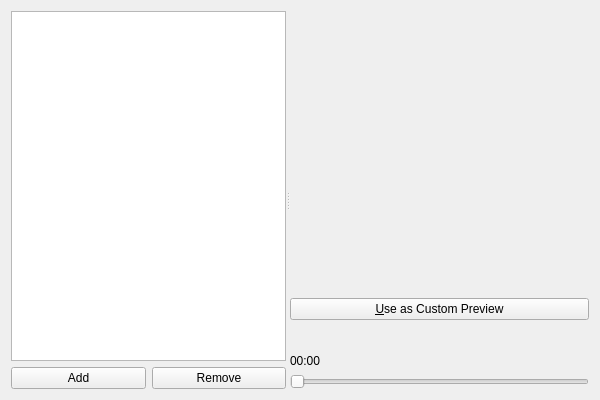
google-code-export/kmediafactory, file plugins/video/chapters.ui: the form before one commit.
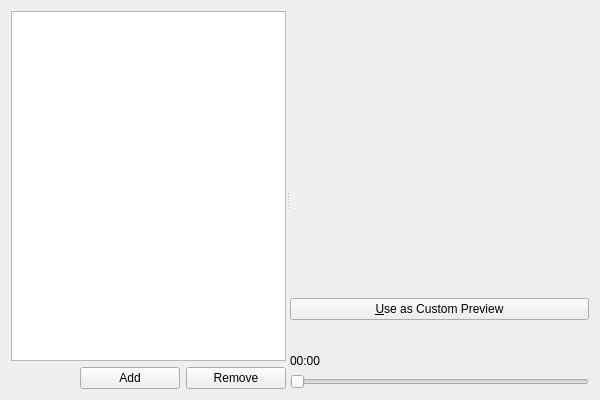
The form after the commit. Custom widgets are drawn as their Qt base class.

Commit message: Add spacer so that Add/Remove buttons dont become enormous when dialog resized.

```diff
--- a/plugins/video/chapters.ui
+++ b/plugins/video/chapters.ui
@@ -25,7 +25,7 @@
      <property name="orientation">
       <enum>Qt::Horizontal</enum>
      </property>
-     <widget class="QWidget" name="">
+     <widget class="QWidget" name="layoutWidget">
       <layout class="QVBoxLayout">
        <property name="spacing">
         <number>6</number>
@@ -69,6 +69,19 @@
          <property name="margin">
           <number>0</number>
          </property>
+         <item>
+          <spacer name="horizontalSpacer">
+           <property name="orientation">
+            <enum>Qt::Horizontal</enum>
+           </property>
+           <property name="sizeHint" stdset="0">
+            <size>
+             <width>40</width>
+             <height>20</height>
+            </size>
+           </property>
+          </spacer>
+         </item>
          <item>
           <widget class="KPushButton" name="addButton">
            <property name="minimumSize">
@@ -105,7 +118,7 @@
        </item>
       </layout>
      </widget>
-     <widget class="QWidget" name="">
+     <widget class="QWidget" name="layoutWidget">
       <layout class="QVBoxLayout">
        <property name="spacing">
         <number>6</number>
```
